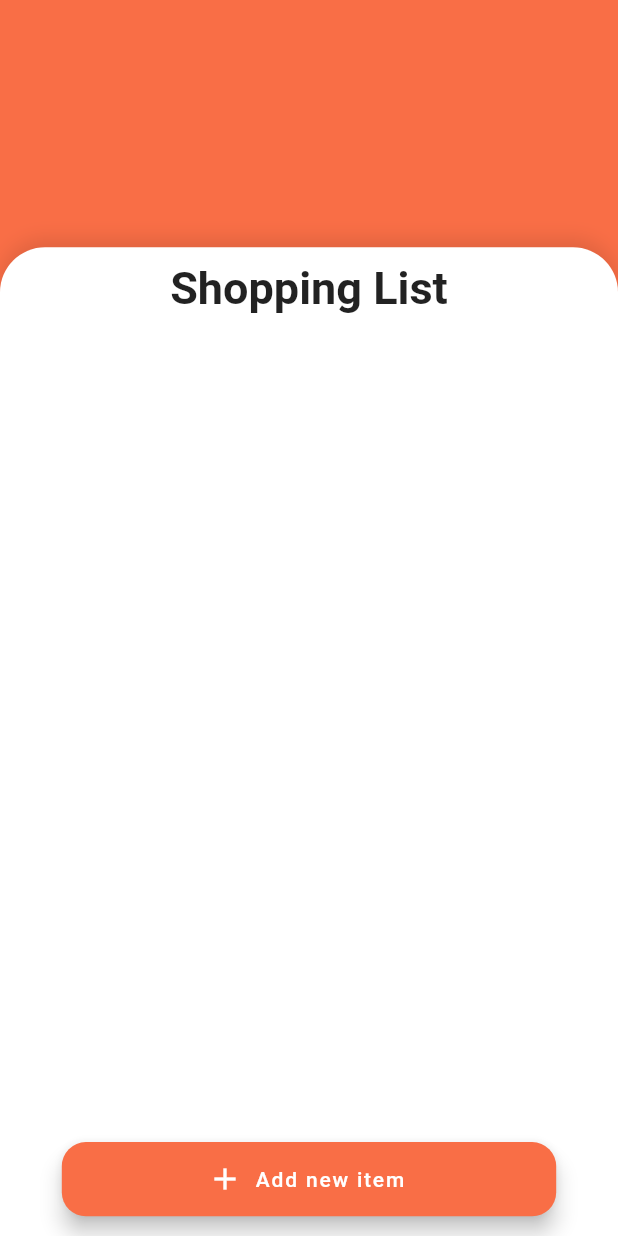
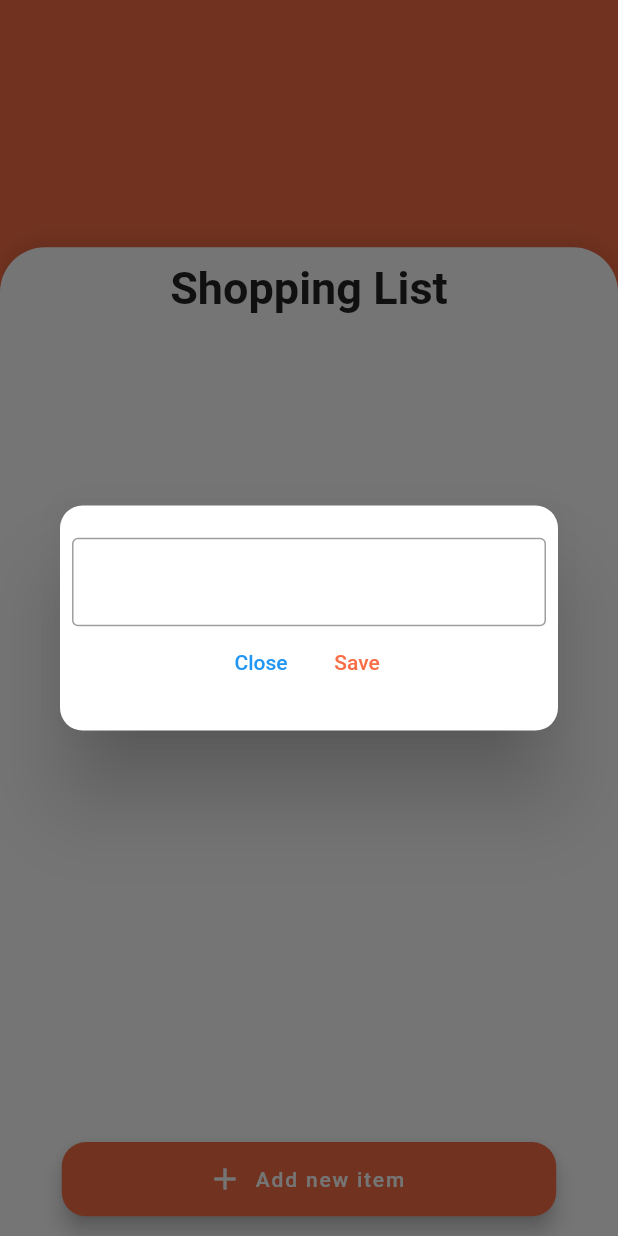
Before and after one commit to aikenahac/shopping-list, a Flutter app: the HomePage screen opened directly, after a tap on "Add new item", on a phone screen of 412 x 824 dp. Run offline on Flutter 3.47's test engine with Material 2 defaults, Android fonts, the phone set to English and light mode, and no system bars; network calls fail.

```diff
--- a/lib/pages/home.page.dart
+++ b/lib/pages/home.page.dart
@@ -5,6 +5,7 @@ import 'package:shopping_list/utils/assets.util.dart';
 import 'package:shopping_list/widgets/home_page/add_item.button.dart';
 import 'package:shopping_list/widgets/home_page/list.widget.dart';
 import 'package:shopping_list/widgets/home_page/list_item.widget.dart';
+import 'package:shopping_list/widgets/modal.widget.dart';
 
 class HomePage extends StatefulWidget {
   const HomePage({Key? key}) : super(key: key);
@@ -16,6 +17,8 @@ class HomePage extends StatefulWidget {
 }
 
 class _HomePageState extends State<HomePage> {
+  final TextEditingController _nameController = TextEditingController();
+
   List<Item> _items = [];
 
   @override
@@ -39,14 +42,70 @@ class _HomePageState extends State<HomePage> {
   void deleteItem(int id) async {
     await API.delete('/items/$id');
 
-    setState(() {
-      _items = _items.where((e) => e.id != id).toList();
-    });
     Navigator.of(context).pop();
     Navigator.of(context).pushNamed(HomePage.routeName);
   }
 
-  void addItem() {}
+  void createItem() async {
+    final Map<String, dynamic> updateItem = {
+      'data': {'name': _nameController.text}
+    };
+
+    try {
+      await API.post(
+        '/items',
+        updateItem,
+      );
+
+      Navigator.of(context).pop();
+      Navigator.of(context).pushNamed(HomePage.routeName);
+    } catch (e) {
+      print(e);
+    }
+  }
+
+  void addItem() {
+    showDialog(
+      context: context,
+      builder: (context) => Modal(
+        height: 150.0,
+        body: Column(
+          crossAxisAlignment: CrossAxisAlignment.center,
+          mainAxisAlignment: MainAxisAlignment.center,
+          children: [
+            TextField(
+              controller: _nameController,
+              decoration: AppAssets.inputDecoration,
+            ),
+            Row(
+              mainAxisAlignment: MainAxisAlignment.center,
+              children: [
+                TextButton(
+                  child: const Text(
+                    'Close',
+                    style: TextStyle(color: Colors.blue),
+                  ),
+                  onPressed: () {
+                    Navigator.of(context).pop();
+                  },
+                ),
+                TextButton(
+                  child: Text(
+                    'Save',
+                    style: TextStyle(color: AppAssets.primaryColor),
+                  ),
+                  onPressed: () {
+                    createItem();
+                    Navigator.of(context).pop();
+                  },
+                ),
+              ],
+            ),
+          ],
+        ),
+      ),
+    );
+  }
 
   @override
   Widget build(BuildContext context) {
@@ -88,9 +147,7 @@ class _HomePageState extends State<HomePage> {
           button: AddItemButton(
             label: const Text('Add new item'),
             icon: const Icon(Icons.add),
-            onPressed: () {
-              // TODO: Add new item
-            },
+            onPressed: addItem,
           ),
         ),
       ),
--- a/lib/utils/assets.util.dart
+++ b/lib/utils/assets.util.dart
@@ -2,4 +2,12 @@ import 'package:flutter/material.dart';
 
 class AppAssets {
   static Color primaryColor = const Color(0xFFF96E46);
+
+  static final inputDecoration = InputDecoration(
+    border: const OutlineInputBorder(),
+    focusColor: AppAssets.primaryColor,
+    focusedBorder: OutlineInputBorder(
+      borderSide: BorderSide(color: AppAssets.primaryColor, width: 2.0),
+    ),
+  );
 }
```
Also changed, not shown: lib/widgets/home_page/list_item.widget.dart (+1 -9 lines).
